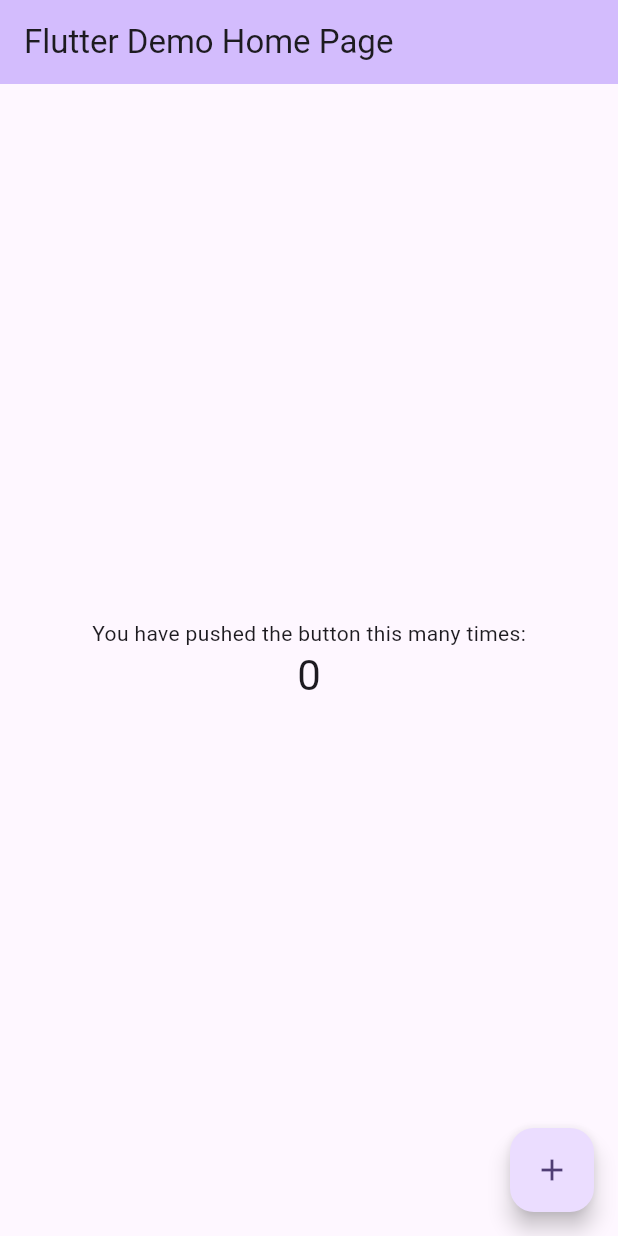
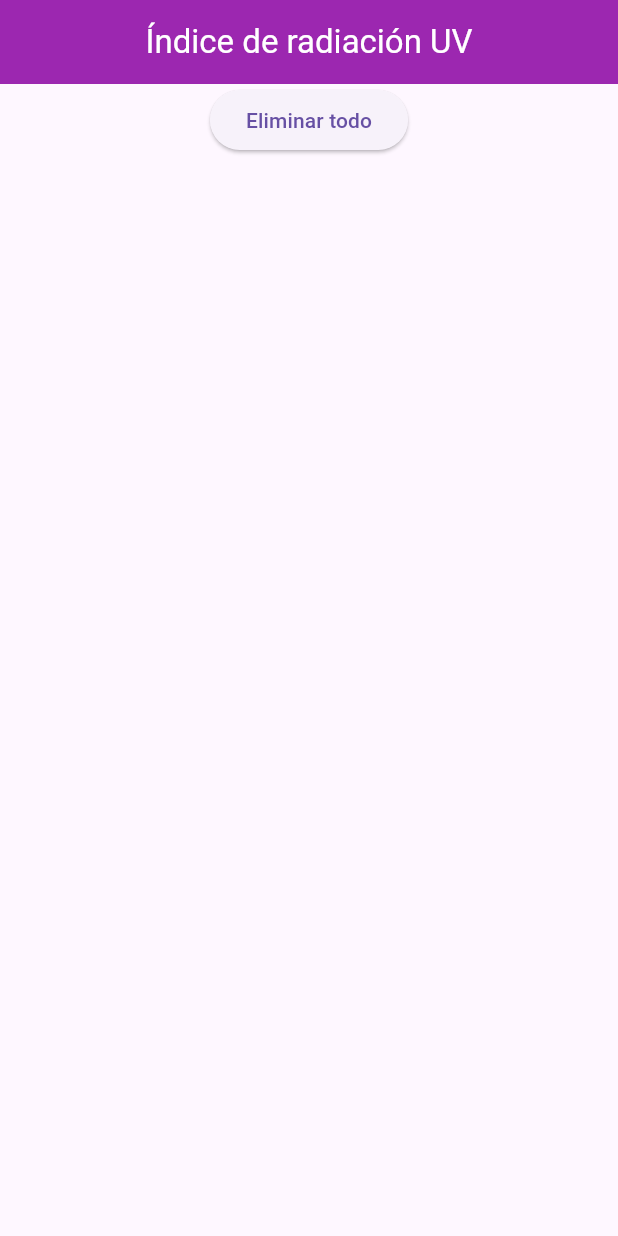
Before and after one commit to JoseYe628/uv_sensor_app, a Flutter app: the screen it shows after launch, on a phone screen of 412 x 824 dp. Run offline on Flutter 3.47's test engine with Material 3 defaults, Android fonts, the phone set to English and light mode, and no system bars; drawn by our look-alikes of firebase_database; our stand-ins replace firebase_core; accounts and stored records are empty.

```diff
--- a/lib/main.dart
+++ b/lib/main.dart
@@ -1,125 +1,25 @@
+import 'package:firebase_core/firebase_core.dart';
 import 'package:flutter/material.dart';
+import 'package:uv_sensor_app/routes/app_routes.dart';
+import 'firebase_options.dart';
 
-void main() {
+Future<void> main() async {
+  WidgetsFlutterBinding.ensureInitialized();
+  await Firebase.initializeApp(
+    options: DefaultFirebaseOptions.currentPlatform,
+  );
   runApp(const MyApp());
 }
 
 class MyApp extends StatelessWidget {
   const MyApp({super.key});
 
-  // This widget is the root of your application.
   @override
   Widget build(BuildContext context) {
     return MaterialApp(
-      title: 'Flutter Demo',
-      theme: ThemeData(
-        // This is the theme of your application.
-        //
-        // TRY THIS: Try running your application with "flutter run". You'll see
-        // the application has a purple toolbar. Then, without quitting the app,
-        // try changing the seedColor in the colorScheme below to Colors.green
-        // and then invoke "hot reload" (save your changes or press the "hot
-        // reload" button in a Flutter-supported IDE, or press "r" if you used
-        // the command line to start the app).
-        //
-        // Notice that the counter didn't reset back to zero; the application
-        // state is not lost during the reload. To reset the state, use hot
-        // restart instead.
-        //
-        // This works for code too, not just values: Most code changes can be
-        // tested with just a hot reload.
-        colorScheme: ColorScheme.fromSeed(seedColor: Colors.deepPurple),
-        useMaterial3: true,
-      ),
-      home: const MyHomePage(title: 'Flutter Demo Home Page'),
+      title: "hello",
+      routes: AppRoutes.generateRoutes(),
+      initialRoute: AppRoutes.initialRoute,
     );
   }
 }
-
-class MyHomePage extends StatefulWidget {
-  const MyHomePage({super.key, required this.title});
-
-  // This widget is the home page of your application. It is stateful, meaning
-  // that it has a State object (defined below) that contains fields that affect
-  // how it looks.
-
-  // This class is the configuration for the state. It holds the values (in this
-  // case the title) provided by the parent (in this case the App widget) and
-  // used by the build method of the State. Fields in a Widget subclass are
-  // always marked "final".
-
-  final String title;
-
-  @override
-  State<MyHomePage> createState() => _MyHomePageState();
-}
-
-class _MyHomePageState extends State<MyHomePage> {
-  int _counter = 0;
-
-  void _incrementCounter() {
-    setState(() {
-      // This call to setState tells the Flutter framework that something has
-      // changed in this State, which causes it to rerun the build method below
-      // so that the display can reflect the updated values. If we changed
-      // _counter without calling setState(), then the build method would not be
-      // called again, and so nothing would appear to happen.
-      _counter++;
-    });
-  }
-
-  @override
-  Widget build(BuildContext context) {
-    // This method is rerun every time setState is called, for instance as done
-    // by the _incrementCounter method above.
-    //
-    // The Flutter framework has been optimized to make rerunning build methods
-    // fast, so that you can just rebuild anything that needs updating rather
-    // than having to individually change instances of widgets.
-    return Scaffold(
-      appBar: AppBar(
-        // TRY THIS: Try changing the color here to a specific color (to
-        // Colors.amber, perhaps?) and trigger a hot reload to see the AppBar
-        // change color while the other colors stay the same.
-        backgroundColor: Theme.of(context).colorScheme.inversePrimary,
-        // Here we take the value from the MyHomePage object that was created by
-        // the App.build method, and use it to set our appbar title.
-        title: Text(widget.title),
-      ),
-      body: Center(
-        // Center is a layout widget. It takes a single child and positions it
-        // in the middle of the parent.
-        child: Column(
-          // Column is also a layout widget. It takes a list of children and
-          // arranges them vertically. By default, it sizes itself to fit its
-          // children horizontally, and tries to be as tall as its parent.
-          //
-          // Column has various properties to control how it sizes itself and
-          // how it positions its children. Here we use mainAxisAlignment to
-          // center the children vertically; the main axis here is the vertical
-          // axis because Columns are vertical (the cross axis would be
-          // horizontal).
-          //
-          // TRY THIS: Invoke "debug painting" (choose the "Toggle Debug Paint"
-          // action in the IDE, or press "p" in the console), to see the
-          // wireframe for each widget.
-          mainAxisAlignment: MainAxisAlignment.center,
-          children: <Widget>[
-            const Text(
-              'You have pushed the button this many times:',
-            ),
-            Text(
-              '$_counter',
-              style: Theme.of(context).textTheme.headlineMedium,
-            ),
-          ],
-        ),
-      ),
-      floatingActionButton: FloatingActionButton(
-        onPressed: _incrementCounter,
-        tooltip: 'Increment',
-        child: const Icon(Icons.add),
-      ), // This trailing comma makes auto-formatting nicer for build methods.
-    );
-  }
-}
--- /dev/null
+++ b/lib/routes/app_routes.dart
@@ -0,0 +1,34 @@
+import 'package:flutter/material.dart';
+
+import 'package:uv_sensor_app/screens/screens.dart';
+
+
+class AppRoutes {
+
+  static const initialRoute = 'home';
+
+  static final routeItems = [
+    // Aquí los screens
+    RouteItem(routeName: "home", screen: HomeScreen()),
+  ];
+
+  static Map<String, Widget Function(BuildContext)> generateRoutes() {
+    Map<String, Widget Function(BuildContext)> routes = {};
+    for(final routeItem in routeItems){
+      routes.addAll({
+        routeItem.routeName: (_) => routeItem.screen,
+      });
+    }
+    return routes;
+  }
+}
+
+
+class RouteItem {
+  String routeName;
+  Widget screen;
+  RouteItem({
+    required this.routeName,
+    required this.screen,
+  });
+}
--- /dev/null
+++ b/lib/screens/home_screen.dart
@@ -0,0 +1,50 @@
+
+import 'package:firebase_database/ui/firebase_animated_list.dart';
+import 'package:flutter/material.dart';
+import 'package:firebase_database/firebase_database.dart';
+
+class HomeScreen extends StatelessWidget {
+  HomeScreen({super.key});
+
+  final databaseReference = FirebaseDatabase.instance.ref('records');
+
+  @override
+  Widget build(BuildContext context){
+    return Scaffold(
+      appBar: AppBar(
+        title: Text("Índice de radiación UV", style: TextStyle(color: Colors.white),),
+        centerTitle: true,
+        backgroundColor: Colors.purple,
+      ),
+      body: Column(
+        children: [
+          ElevatedButton(
+            onPressed: () async {
+              await databaseReference.remove();
+            },
+            child: Text("Eliminar todo"),
+          ),
+          Container(
+            height: 300,
+            child: GestureDetector(
+              child: FirebaseAnimatedList(
+                query: databaseReference,
+                itemBuilder: (context, snapshot, animation, index){
+                  return Card(
+                    shape: RoundedRectangleBorder(borderRadius: BorderRadius.circular(20)),
+                    margin: EdgeInsets.all(10),
+                    child: ListTile(
+                      contentPadding: EdgeInsets.symmetric(horizontal: 10, vertical: 5),
+                      leading: Text("${snapshot.key}"),
+                      title: Text("${snapshot.value}"),
+                    ),
+                  );
+                }
+              ),
+            ),
+          ),
+        ],
+      ),
+    );
+  }
+}
--- /dev/null
+++ b/lib/screens/screens.dart
@@ -0,0 +1,2 @@
+
+export 'package:uv_sensor_app/screens/home_screen.dart';
--- a/pubspec.yaml
+++ b/pubspec.yaml
@@ -35,6 +35,8 @@ dependencies:
   # The following adds the Cupertino Icons font to your application.
   # Use with the CupertinoIcons class for iOS style icons.
   cupertino_icons: ^1.0.8
+  firebase_core: ^3.3.0
+  firebase_database: ^11.0.4
 
 dev_dependencies:
   flutter_test:
```
Also changed, not shown: firebase.json (added), lib/firebase_options.dart (added), pubspec.lock, 4 other files.
